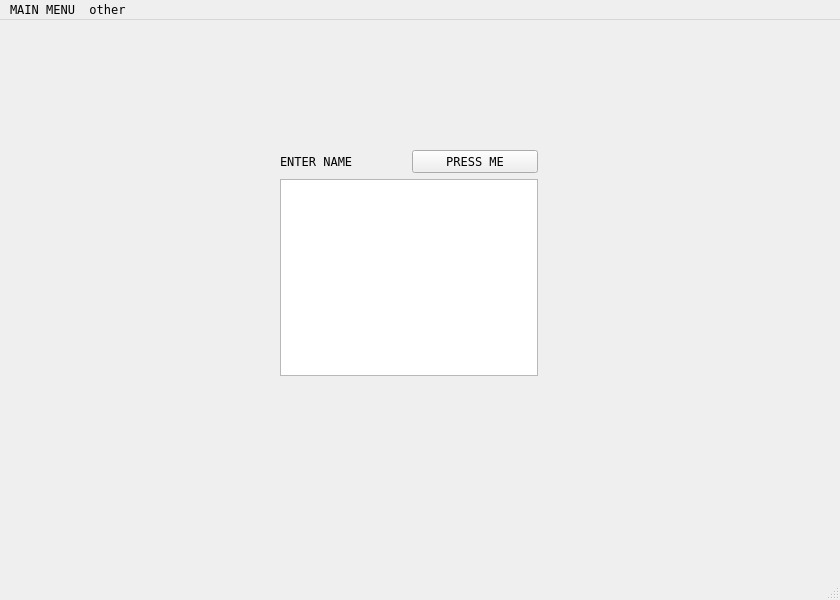
Before: the Qt Designer form CERBERUS-desktop/mainwindow.ui in Siammmmmmm/CERBERUS, drawn with Qt 5.
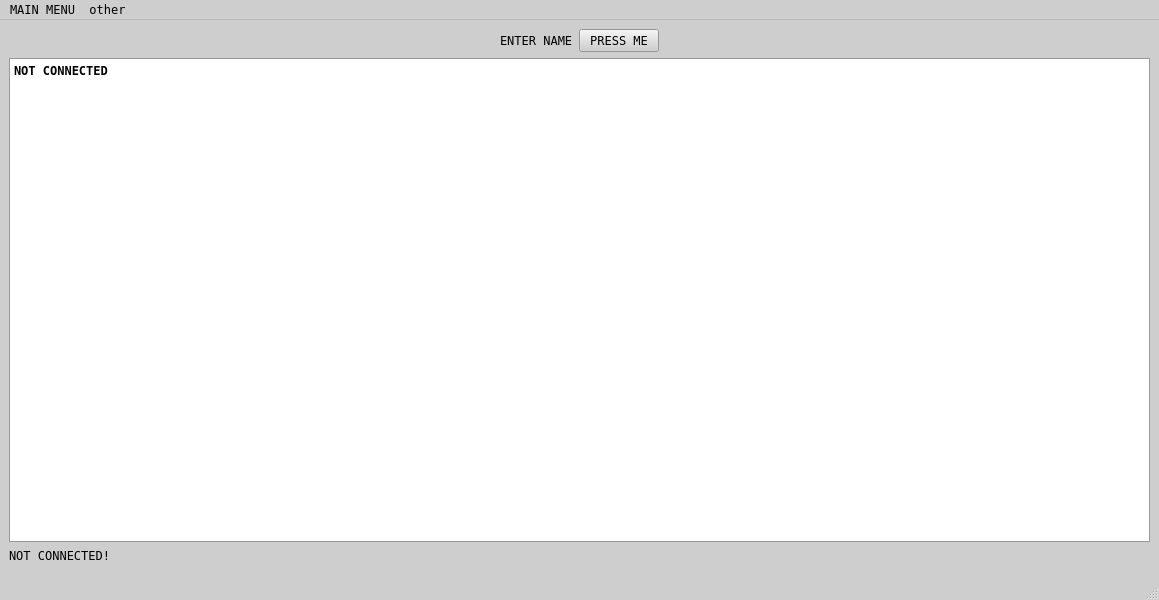
After: the same form once the commit is applied. Icons and pictures are not drawn.

```diff
--- a/CERBERUS-desktop/mainwindow.ui
+++ b/CERBERUS-desktop/mainwindow.ui
@@ -6,10 +6,479 @@
    <rect>
     <x>0</x>
     <y>0</y>
-    <width>840</width>
+    <width>1159</width>
     <height>600</height>
    </rect>
   </property>
+  <property name="palette">
+   <palette>
+    <active>
+     <colorrole role="WindowText">
+      <brush brushstyle="SolidPattern">
+       <color alpha="255">
+        <red>0</red>
+        <green>0</green>
+        <blue>0</blue>
+       </color>
+      </brush>
+     </colorrole>
+     <colorrole role="Button">
+      <brush brushstyle="SolidPattern">
+       <color alpha="255">
+        <red>206</red>
+        <green>206</green>
+        <blue>206</blue>
+       </color>
+      </brush>
+     </colorrole>
+     <colorrole role="Light">
+      <brush brushstyle="SolidPattern">
+       <color alpha="255">
+        <red>255</red>
+        <green>255</green>
+        <blue>255</blue>
+       </color>
+      </brush>
+     </colorrole>
+     <colorrole role="Midlight">
+      <brush brushstyle="SolidPattern">
+       <color alpha="255">
+        <red>230</red>
+        <green>230</green>
+        <blue>230</blue>
+       </color>
+      </brush>
+     </colorrole>
+     <colorrole role="Dark">
+      <brush brushstyle="SolidPattern">
+       <color alpha="255">
+        <red>103</red>
+        <green>103</green>
+        <blue>103</blue>
+       </color>
+      </brush>
+     </colorrole>
+     <colorrole role="Mid">
+      <brush brushstyle="SolidPattern">
+       <color alpha="255">
+        <red>137</red>
+        <green>137</green>
+        <blue>137</blue>
+       </color>
+      </brush>
+     </colorrole>
+     <colorrole role="Text">
+      <brush brushstyle="SolidPattern">
+       <color alpha="255">
+        <red>0</red>
+        <green>0</green>
+        <blue>0</blue>
+       </color>
+      </brush>
+     </colorrole>
+     <colorrole role="BrightText">
+      <brush brushstyle="SolidPattern">
+       <color alpha="255">
+        <red>255</red>
+        <green>255</green>
+        <blue>255</blue>
+       </color>
+      </brush>
+     </colorrole>
+     <colorrole role="ButtonText">
+      <brush brushstyle="SolidPattern">
+       <color alpha="255">
+        <red>0</red>
+        <green>0</green>
+        <blue>0</blue>
+       </color>
+      </brush>
+     </colorrole>
+     <colorrole role="Base">
+      <brush brushstyle="SolidPattern">
+       <color alpha="255">
+        <red>255</red>
+        <green>255</green>
+        <blue>255</blue>
+       </color>
+      </brush>
+     </colorrole>
+     <colorrole role="Window">
+      <brush brushstyle="SolidPattern">
+       <color alpha="255">
+        <red>206</red>
+        <green>206</green>
+        <blue>206</blue>
+       </color>
+      </brush>
+     </colorrole>
+     <colorrole role="Shadow">
+      <brush brushstyle="SolidPattern">
+       <color alpha="255">
+        <red>0</red>
+        <green>0</green>
+        <blue>0</blue>
+       </color>
+      </brush>
+     </colorrole>
+     <colorrole role="AlternateBase">
+      <brush brushstyle="SolidPattern">
+       <color alpha="255">
+        <red>230</red>
+        <green>230</green>
+        <blue>230</blue>
+       </color>
+      </brush>
+     </colorrole>
+     <colorrole role="ToolTipBase">
+      <brush brushstyle="SolidPattern">
+       <color alpha="255">
+        <red>255</red>
+        <green>255</green>
+        <blue>220</blue>
+       </color>
+      </brush>
+     </colorrole>
+     <colorrole role="ToolTipText">
+      <brush brushstyle="SolidPattern">
+       <color alpha="255">
+        <red>0</red>
+        <green>0</green>
+        <blue>0</blue>
+       </color>
+      </brush>
+     </colorrole>
+     <colorrole role="PlaceholderText">
+      <brush brushstyle="SolidPattern">
+       <color alpha="127">
+        <red>0</red>
+        <green>0</green>
+        <blue>0</blue>
+       </color>
+      </brush>
+     </colorrole>
+     <colorrole role="Accent">
+      <brush brushstyle="SolidPattern">
+       <color alpha="255">
+        <red>255</red>
+        <green>255</green>
+        <blue>255</blue>
+       </color>
+      </brush>
+     </colorrole>
+    </active>
+    <inactive>
+     <colorrole role="WindowText">
+      <brush brushstyle="SolidPattern">
+       <color alpha="255">
+        <red>0</red>
+        <green>0</green>
+        <blue>0</blue>
+       </color>
+      </brush>
+     </colorrole>
+     <colorrole role="Button">
+      <brush brushstyle="SolidPattern">
+       <color alpha="255">
+        <red>206</red>
+        <green>206</green>
+        <blue>206</blue>
+       </color>
+      </brush>
+     </colorrole>
+     <colorrole role="Light">
+      <brush brushstyle="SolidPattern">
+       <color alpha="255">
+        <red>255</red>
+        <green>255</green>
+        <blue>255</blue>
+       </color>
+      </brush>
+     </colorrole>
+     <colorrole role="Midlight">
+      <brush brushstyle="SolidPattern">
+       <color alpha="255">
+        <red>230</red>
+        <green>230</green>
+        <blue>230</blue>
+       </color>
+      </brush>
+     </colorrole>
+     <colorrole role="Dark">
+      <brush brushstyle="SolidPattern">
+       <color alpha="255">
+        <red>103</red>
+        <green>103</green>
+        <blue>103</blue>
+       </color>
+      </brush>
+     </colorrole>
+     <colorrole role="Mid">
+      <brush brushstyle="SolidPattern">
+       <color alpha="255">
+        <red>137</red>
+        <green>137</green>
+        <blue>137</blue>
+       </color>
+      </brush>
+     </colorrole>
+     <colorrole role="Text">
+      <brush brushstyle="SolidPattern">
+       <color alpha="255">
+        <red>0</red>
+        <green>0</green>
+        <blue>0</blue>
+       </color>
+      </brush>
+     </colorrole>
+     <colorrole role="BrightText">
+      <brush brushstyle="SolidPattern">
+       <color alpha="255">
+        <red>255</red>
+        <green>255</green>
+        <blue>255</blue>
+       </color>
+      </brush>
+     </colorrole>
+     <colorrole role="ButtonText">
+      <brush brushstyle="SolidPattern">
+       <color alpha="255">
+        <red>0</red>
+        <green>0</green>
+        <blue>0</blue>
+       </color>
+      </brush>
+     </colorrole>
+     <colorrole role="Base">
+      <brush brushstyle="SolidPattern">
+       <color alpha="255">
+        <red>255</red>
+        <green>255</green>
+        <blue>255</blue>
+       </color>
+      </brush>
+     </colorrole>
+     <colorrole role="Window">
+      <brush brushstyle="SolidPattern">
+       <color alpha="255">
+        <red>206</red>
+        <green>206</green>
+        <blue>206</blue>
+       </color>
+      </brush>
+     </colorrole>
+     <colorrole role="Shadow">
+      <brush brushstyle="SolidPattern">
+       <color alpha="255">
+        <red>0</red>
+        <green>0</green>
+        <blue>0</blue>
+       </color>
+      </brush>
+     </colorrole>
+     <colorrole role="AlternateBase">
+      <brush brushstyle="SolidPattern">
+       <color alpha="255">
+        <red>230</red>
+        <green>230</green>
+        <blue>230</blue>
+       </color>
+      </brush>
+     </colorrole>
+     <colorrole role="ToolTipBase">
+      <brush brushstyle="SolidPattern">
+       <color alpha="255">
+        <red>255</red>
+        <green>255</green>
+        <blue>220</blue>
+       </color>
+      </brush>
+     </colorrole>
+     <colorrole role="ToolTipText">
+      <brush brushstyle="SolidPattern">
+       <color alpha="255">
+        <red>0</red>
+        <green>0</green>
+        <blue>0</blue>
+       </color>
+      </brush>
+     </colorrole>
+     <colorrole role="PlaceholderText">
+      <brush brushstyle="SolidPattern">
+       <color alpha="127">
+        <red>0</red>
+        <green>0</green>
+        <blue>0</blue>
+       </color>
+      </brush>
+     </colorrole>
+     <colorrole role="Accent">
+      <brush brushstyle="SolidPattern">
+       <color alpha="255">
+        <red>255</red>
+        <green>255</green>
+        <blue>255</blue>
+       </color>
+      </brush>
+     </colorrole>
+    </inactive>
+    <disabled>
+     <colorrole role="WindowText">
+      <brush brushstyle="SolidPattern">
+       <color alpha="255">
+        <red>103</red>
+        <green>103</green>
+        <blue>103</blue>
+       </color>
+      </brush>
+     </colorrole>
+     <colorrole role="Button">
+      <brush brushstyle="SolidPattern">
+       <color alpha="255">
+        <red>206</red>
+        <green>206</green>
+        <blue>206</blue>
+       </color>
+      </brush>
+     </colorrole>
+     <colorrole role="Light">
+      <brush brushstyle="SolidPattern">
+       <color alpha="255">
+        <red>255</red>
+        <green>255</green>
+        <blue>255</blue>
+       </color>
+      </brush>
+     </colorrole>
+     <colorrole role="Midlight">
+      <brush brushstyle="SolidPattern">
+       <color alpha="255">
+        <red>230</red>
+        <green>230</green>
+        <blue>230</blue>
+       </color>
+      </brush>
+     </colorrole>
+     <colorrole role="Dark">
+      <brush brushstyle="SolidPattern">
+       <color alpha="255">
+        <red>103</red>
+        <green>103</green>
+        <blue>103</blue>
+       </color>
+      </brush>
+     </colorrole>
+     <colorrole role="Mid">
+      <brush brushstyle="SolidPattern">
+       <color alpha="255">
+        <red>137</red>
+        <green>137</green>
+        <blue>137</blue>
+       </color>
+      </brush>
+     </colorrole>
+     <colorrole role="Text">
+      <brush brushstyle="SolidPattern">
+       <color alpha="255">
+        <red>103</red>
+        <green>103</green>
+        <blue>103</blue>
+       </color>
+      </brush>
+     </colorrole>
+     <colorrole role="BrightText">
+      <brush brushstyle="SolidPattern">
+       <color alpha="255">
+        <red>255</red>
+        <green>255</green>
+        <blue>255</blue>
+       </color>
+      </brush>
+     </colorrole>
+     <colorrole role="ButtonText">
+      <brush brushstyle="SolidPattern">
+       <color alpha="255">
+        <red>103</red>
+        <green>103</green>
+        <blue>103</blue>
+       </color>
+      </brush>
+     </colorrole>
+     <colorrole role="Base">
+      <brush brushstyle="SolidPattern">
+       <color alpha="255">
+        <red>206</red>
+        <green>206</green>
+        <blue>206</blue>
+       </color>
+      </brush>
+     </colorrole>
+     <colorrole role="Window">
+      <brush brushstyle="SolidPattern">
+       <color alpha="255">
+        <red>206</red>
+        <green>206</green>
+        <blue>206</blue>
+       </color>
+      </brush>
+     </colorrole>
+     <colorrole role="Shadow">
+      <brush brushstyle="SolidPattern">
+       <color alpha="255">
+        <red>0</red>
+        <green>0</green>
+        <blue>0</blue>
+       </color>
+      </brush>
+     </colorrole>
+     <colorrole role="AlternateBase">
+      <brush brushstyle="SolidPattern">
+       <color alpha="255">
+        <red>206</red>
+        <green>206</green>
+        <blue>206</blue>
+       </color>
+      </brush>
+     </colorrole>
+     <colorrole role="ToolTipBase">
+      <brush brushstyle="SolidPattern">
+       <color alpha="255">
+        <red>255</red>
+        <green>255</green>
+        <blue>220</blue>
+       </color>
+      </brush>
+     </colorrole>
+     <colorrole role="ToolTipText">
+      <brush brushstyle="SolidPattern">
+       <color alpha="255">
+        <red>0</red>
+        <green>0</green>
+        <blue>0</blue>
+       </color>
+      </brush>
+     </colorrole>
+     <colorrole role="PlaceholderText">
+      <brush brushstyle="SolidPattern">
+       <color alpha="127">
+        <red>103</red>
+        <green>103</green>
+        <blue>103</blue>
+       </color>
+      </brush>
+     </colorrole>
+     <colorrole role="Accent">
+      <brush brushstyle="SolidPattern">
+       <color alpha="255">
+        <red>255</red>
+        <green>255</green>
+        <blue>255</blue>
+       </color>
+      </brush>
+     </colorrole>
+    </disabled>
+   </palette>
+  </property>
   <property name="font">
    <font>
     <family>Terminal</family>
@@ -22,39 +491,553 @@
    <iconset theme="QIcon::ThemeIcon::HelpAbout"/>
   </property>
   <widget class="QWidget" name="centralwidget">
-   <widget class="QWidget" name="layoutWidget">
-    <property name="geometry">
-     <rect>
-      <x>280</x>
-      <y>130</y>
-      <width>258</width>
-      <height>226</height>
-     </rect>
-    </property>
-    <layout class="QVBoxLayout" name="verticalLayout">
-     <item>
-      <layout class="QHBoxLayout" name="horizontalLayout">
-       <item>
-        <widget class="QLabel" name="label">
-         <property name="text">
-          <string>ENTER NAME</string>
-         </property>
-        </widget>
-       </item>
-       <item>
-        <widget class="QPushButton" name="pressButton">
-         <property name="text">
-          <string>PRESS ME</string>
-         </property>
-        </widget>
-       </item>
-      </layout>
-     </item>
-     <item>
-      <widget class="QTextEdit" name="textEdit"/>
-     </item>
-    </layout>
-   </widget>
+   <layout class="QVBoxLayout" name="verticalLayout">
+    <item>
+     <layout class="QGridLayout" name="gridLayout">
+      <item row="0" column="0">
+       <layout class="QHBoxLayout" name="horizontalLayout">
+        <item>
+         <spacer name="horizontalSpacer_2">
+          <property name="orientation">
+           <enum>Qt::Orientation::Horizontal</enum>
+          </property>
+          <property name="sizeHint" stdset="0">
+           <size>
+            <width>40</width>
+            <height>20</height>
+           </size>
+          </property>
+         </spacer>
+        </item>
+        <item>
+         <widget class="QLabel" name="label">
+          <property name="text">
+           <string>ENTER NAME</string>
+          </property>
+         </widget>
+        </item>
+        <item>
+         <widget class="QPushButton" name="pressButton">
+          <property name="text">
+           <string>PRESS ME</string>
+          </property>
+         </widget>
+        </item>
+        <item>
+         <spacer name="horizontalSpacer_4">
+          <property name="orientation">
+           <enum>Qt::Orientation::Horizontal</enum>
+          </property>
+          <property name="sizeHint" stdset="0">
+           <size>
+            <width>40</width>
+            <height>20</height>
+           </size>
+          </property>
+         </spacer>
+        </item>
+       </layout>
+      </item>
+      <item row="1" column="0">
+       <widget class="QTextEdit" name="textEdit">
+        <property name="palette">
+         <palette>
+          <active>
+           <colorrole role="WindowText">
+            <brush brushstyle="SolidPattern">
+             <color alpha="255">
+              <red>0</red>
+              <green>0</green>
+              <blue>0</blue>
+             </color>
+            </brush>
+           </colorrole>
+           <colorrole role="Button">
+            <brush brushstyle="SolidPattern">
+             <color alpha="255">
+              <red>198</red>
+              <green>198</green>
+              <blue>198</blue>
+             </color>
+            </brush>
+           </colorrole>
+           <colorrole role="Light">
+            <brush brushstyle="SolidPattern">
+             <color alpha="255">
+              <red>255</red>
+              <green>255</green>
+              <blue>255</blue>
+             </color>
+            </brush>
+           </colorrole>
+           <colorrole role="Midlight">
+            <brush brushstyle="SolidPattern">
+             <color alpha="255">
+              <red>226</red>
+              <green>226</green>
+              <blue>226</blue>
+             </color>
+            </brush>
+           </colorrole>
+           <colorrole role="Dark">
+            <brush brushstyle="SolidPattern">
+             <color alpha="255">
+              <red>99</red>
+              <green>99</green>
+              <blue>99</blue>
+             </color>
+            </brush>
+           </colorrole>
+           <colorrole role="Mid">
+            <brush brushstyle="SolidPattern">
+             <color alpha="255">
+              <red>132</red>
+              <green>132</green>
+              <blue>132</blue>
+             </color>
+            </brush>
+           </colorrole>
+           <colorrole role="Text">
+            <brush brushstyle="SolidPattern">
+             <color alpha="255">
+              <red>0</red>
+              <green>0</green>
+              <blue>0</blue>
+             </color>
+            </brush>
+           </colorrole>
+           <colorrole role="BrightText">
+            <brush brushstyle="SolidPattern">
+             <color alpha="255">
+              <red>255</red>
+              <green>255</green>
+              <blue>255</blue>
+             </color>
+            </brush>
+           </colorrole>
+           <colorrole role="ButtonText">
+            <brush brushstyle="SolidPattern">
+             <color alpha="255">
+              <red>0</red>
+              <green>0</green>
+              <blue>0</blue>
+             </color>
+            </brush>
+           </colorrole>
+           <colorrole role="Base">
+            <brush brushstyle="SolidPattern">
+             <color alpha="255">
+              <red>255</red>
+              <green>255</green>
+              <blue>255</blue>
+             </color>
+            </brush>
+           </colorrole>
+           <colorrole role="Window">
+            <brush brushstyle="SolidPattern">
+             <color alpha="255">
+              <red>198</red>
+              <green>198</green>
+              <blue>198</blue>
+             </color>
+            </brush>
+           </colorrole>
+           <colorrole role="Shadow">
+            <brush brushstyle="SolidPattern">
+             <color alpha="255">
+              <red>0</red>
+              <green>0</green>
+              <blue>0</blue>
+             </color>
+            </brush>
+           </colorrole>
+           <colorrole role="AlternateBase">
+            <brush brushstyle="SolidPattern">
+             <color alpha="255">
+              <red>226</red>
+              <green>226</green>
+              <blue>226</blue>
+             </color>
+            </brush>
+           </colorrole>
+           <colorrole role="ToolTipBase">
+            <brush brushstyle="SolidPattern">
+             <color alpha="255">
+              <red>255</red>
+              <green>255</green>
+              <blue>220</blue>
+             </color>
+            </brush>
+           </colorrole>
+           <colorrole role="ToolTipText">
+            <brush brushstyle="SolidPattern">
+             <color alpha="255">
+              <red>0</red>
+              <green>0</green>
+              <blue>0</blue>
+             </color>
+            </brush>
+           </colorrole>
+           <colorrole role="PlaceholderText">
+            <brush brushstyle="SolidPattern">
+             <color alpha="127">
+              <red>0</red>
+              <green>0</green>
+              <blue>0</blue>
+             </color>
+            </brush>
+           </colorrole>
+           <colorrole role="Accent">
+            <brush brushstyle="SolidPattern">
+             <color alpha="255">
+              <red>255</red>
+              <green>255</green>
+              <blue>255</blue>
+             </color>
+            </brush>
+           </colorrole>
+          </active>
+          <inactive>
+           <colorrole role="WindowText">
+            <brush brushstyle="SolidPattern">
+             <color alpha="255">
+              <red>0</red>
+              <green>0</green>
+              <blue>0</blue>
+             </color>
+            </brush>
+           </colorrole>
+           <colorrole role="Button">
+            <brush brushstyle="SolidPattern">
+             <color alpha="255">
+              <red>198</red>
+              <green>198</green>
+              <blue>198</blue>
+             </color>
+            </brush>
+           </colorrole>
+           <colorrole role="Light">
+            <brush brushstyle="SolidPattern">
+             <color alpha="255">
+              <red>255</red>
+              <green>255</green>
+              <blue>255</blue>
+             </color>
+            </brush>
+           </colorrole>
+           <colorrole role="Midlight">
+            <brush brushstyle="SolidPattern">
+             <color alpha="255">
+              <red>226</red>
+              <green>226</green>
+              <blue>226</blue>
+             </color>
+            </brush>
+           </colorrole>
+           <colorrole role="Dark">
+            <brush brushstyle="SolidPattern">
+             <color alpha="255">
+              <red>99</red>
+              <green>99</green>
+              <blue>99</blue>
+             </color>
+            </brush>
+           </colorrole>
+           <colorrole role="Mid">
+            <brush brushstyle="SolidPattern">
+             <color alpha="255">
+              <red>132</red>
+              <green>132</green>
+              <blue>132</blue>
+             </color>
+            </brush>
+           </colorrole>
+           <colorrole role="Text">
+            <brush brushstyle="SolidPattern">
+             <color alpha="255">
+              <red>0</red>
+              <green>0</green>
+              <blue>0</blue>
+             </color>
+            </brush>
+           </colorrole>
+           <colorrole role="BrightText">
+            <brush brushstyle="SolidPattern">
+             <color alpha="255">
+              <red>255</red>
+              <green>255</green>
+              <blue>255</blue>
+             </color>
+            </brush>
+           </colorrole>
+           <colorrole role="ButtonText">
+            <brush brushstyle="SolidPattern">
+             <color alpha="255">
+              <red>0</red>
+              <green>0</green>
+              <blue>0</blue>
+             </color>
+            </brush>
+           </colorrole>
+           <colorrole role="Base">
+            <brush brushstyle="SolidPattern">
+             <color alpha="255">
+              <red>255</red>
+              <green>255</green>
+              <blue>255</blue>
+             </color>
+            </brush>
+           </colorrole>
+           <colorrole role="Window">
+            <brush brushstyle="SolidPattern">
+             <color alpha="255">
+              <red>198</red>
+              <green>198</green>
+              <blue>198</blue>
+             </color>
+            </brush>
+           </colorrole>
+           <colorrole role="Shadow">
+            <brush brushstyle="SolidPattern">
+             <color alpha="255">
+              <red>0</red>
+              <green>0</green>
+              <blue>0</blue>
+             </color>
+            </brush>
+           </colorrole>
+           <colorrole role="AlternateBase">
+            <brush brushstyle="SolidPattern">
+             <color alpha="255">
+              <red>226</red>
+              <green>226</green>
+              <blue>226</blue>
+             </color>
+            </brush>
+           </colorrole>
+           <colorrole role="ToolTipBase">
+            <brush brushstyle="SolidPattern">
+             <color alpha="255">
+              <red>255</red>
+              <green>255</green>
+              <blue>220</blue>
+             </color>
+            </brush>
+           </colorrole>
+           <colorrole role="ToolTipText">
+            <brush brushstyle="SolidPattern">
+             <color alpha="255">
+              <red>0</red>
+              <green>0</green>
+              <blue>0</blue>
+             </color>
+            </brush>
+           </colorrole>
+           <colorrole role="PlaceholderText">
+            <brush brushstyle="SolidPattern">
+             <color alpha="127">
+              <red>0</red>
+              <green>0</green>
+              <blue>0</blue>
+             </color>
+            </brush>
+           </colorrole>
+           <colorrole role="Accent">
+            <brush brushstyle="SolidPattern">
+             <color alpha="255">
+              <red>255</red>
+              <green>255</green>
+              <blue>255</blue>
+             </color>
+            </brush>
+           </colorrole>
+          </inactive>
+          <disabled>
+           <colorrole role="WindowText">
+            <brush brushstyle="SolidPattern">
+             <color alpha="255">
+              <red>99</red>
+              <green>99</green>
+              <blue>99</blue>
+             </color>
+            </brush>
+           </colorrole>
+           <colorrole role="Button">
+            <brush brushstyle="SolidPattern">
+             <color alpha="255">
+              <red>198</red>
+              <green>198</green>
+              <blue>198</blue>
+             </color>
+            </brush>
+           </colorrole>
+           <colorrole role="Light">
+            <brush brushstyle="SolidPattern">
+             <color alpha="255">
+              <red>255</red>
+              <green>255</green>
+              <blue>255</blue>
+             </color>
+            </brush>
+           </colorrole>
+           <colorrole role="Midlight">
+            <brush brushstyle="SolidPattern">
+             <color alpha="255">
+              <red>226</red>
+              <green>226</green>
+              <blue>226</blue>
+             </color>
+            </brush>
+           </colorrole>
+           <colorrole role="Dark">
+            <brush brushstyle="SolidPattern">
+             <color alpha="255">
+              <red>99</red>
+              <green>99</green>
+              <blue>99</blue>
+             </color>
+            </brush>
+           </colorrole>
+           <colorrole role="Mid">
+            <brush brushstyle="SolidPattern">
+             <color alpha="255">
+              <red>132</red>
+              <green>132</green>
+              <blue>132</blue>
+             </color>
+            </brush>
+           </colorrole>
+           <colorrole role="Text">
+            <brush brushstyle="SolidPattern">
+             <color alpha="255">
+              <red>99</red>
+              <green>99</green>
+              <blue>99</blue>
+             </color>
+            </brush>
+           </colorrole>
+           <colorrole role="BrightText">
+            <brush brushstyle="SolidPattern">
+             <color alpha="255">
+              <red>255</red>
+              <green>255</green>
+              <blue>255</blue>
+             </color>
+            </brush>
+           </colorrole>
+           <colorrole role="ButtonText">
+            <brush brushstyle="SolidPattern">
+             <color alpha="255">
+              <red>99</red>
+              <green>99</green>
+              <blue>99</blue>
+             </color>
+            </brush>
+           </colorrole>
+           <colorrole role="Base">
+            <brush brushstyle="SolidPattern">
+             <color alpha="255">
+              <red>198</red>
+              <green>198</green>
+              <blue>198</blue>
+             </color>
+            </brush>
+           </colorrole>
+           <colorrole role="Window">
+            <brush brushstyle="SolidPattern">
+             <color alpha="255">
+              <red>198</red>
+              <green>198</green>
+              <blue>198</blue>
+             </color>
+            </brush>
+           </colorrole>
+           <colorrole role="Shadow">
+            <brush brushstyle="SolidPattern">
+             <color alpha="255">
+              <red>0</red>
+              <green>0</green>
+              <blue>0</blue>
+             </color>
+            </brush>
+           </colorrole>
+           <colorrole role="AlternateBase">
+            <brush brushstyle="SolidPattern">
+             <color alpha="255">
+              <red>198</red>
+              <green>198</green>
+              <blue>198</blue>
+             </color>
+            </brush>
+           </colorrole>
+           <colorrole role="ToolTipBase">
+            <brush brushstyle="SolidPattern">
+             <color alpha="255">
+              <red>255</red>
+              <green>255</green>
+              <blue>220</blue>
+             </color>
+            </brush>
+           </colorrole>
+           <colorrole role="ToolTipText">
+            <brush brushstyle="SolidPattern">
+             <color alpha="255">
+              <red>0</red>
+              <green>0</green>
+              <blue>0</blue>
+             </color>
+            </brush>
+           </colorrole>
+           <colorrole role="PlaceholderText">
+            <brush brushstyle="SolidPattern">
+             <color alpha="127">
+              <red>99</red>
+              <green>99</green>
+              <blue>99</blue>
+             </color>
+            </brush>
+           </colorrole>
+           <colorrole role="Accent">
+            <brush brushstyle="SolidPattern">
+             <color alpha="255">
+              <red>255</red>
+              <green>255</green>
+              <blue>255</blue>
+             </color>
+            </brush>
+           </colorrole>
+          </disabled>
+         </palette>
+        </property>
+        <property name="html">
+         <string>&lt;!DOCTYPE HTML PUBLIC &quot;-//W3C//DTD HTML 4.0//EN&quot; &quot;http://www.w3.org/TR/REC-html40/strict.dtd&quot;&gt;
+&lt;html&gt;&lt;head&gt;&lt;meta name=&quot;qrichtext&quot; content=&quot;1&quot; /&gt;&lt;meta charset=&quot;utf-8&quot; /&gt;&lt;style type=&quot;text/css&quot;&gt;
+p, li { white-space: pre-wrap; }
+hr { height: 1px; border-width: 0; }
+li.unchecked::marker { content: &quot;\2610&quot;; }
+li.checked::marker { content: &quot;\2612&quot;; }
+&lt;/style&gt;&lt;/head&gt;&lt;body style=&quot; font-family:'Terminal'; font-size:9pt; font-weight:400; font-style:normal;&quot;&gt;
+&lt;p style=&quot; margin-top:0px; margin-bottom:0px; margin-left:0px; margin-right:0px; -qt-block-indent:0; text-indent:0px;&quot;&gt;&lt;span style=&quot; font-weight:700;&quot;&gt;NOT CONNECTED&lt;/span&gt;&lt;/p&gt;&lt;/body&gt;&lt;/html&gt;</string>
+        </property>
+       </widget>
+      </item>
+      <item row="2" column="0">
+       <widget class="QLabel" name="statusLabel">
+        <property name="text">
+         <string>NOT CONNECTED!</string>
+        </property>
+       </widget>
+      </item>
+     </layout>
+    </item>
+    <item>
+     <widget class="Line" name="line">
+      <property name="orientation">
+       <enum>Qt::Orientation::Vertical</enum>
+      </property>
+     </widget>
+    </item>
+   </layout>
   </widget>
   <widget class="QStatusBar" name="statusbar"/>
   <widget class="QMenuBar" name="menubar">
@@ -62,7 +1045,7 @@
     <rect>
      <x>0</x>
      <y>0</y>
-     <width>840</width>
+     <width>1159</width>
      <height>17</height>
     </rect>
    </property>
```
